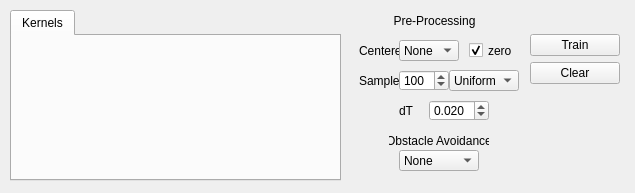
Qt form MLDemos/optsDynamic.ui (b4silio/MLDemos) before a commit.
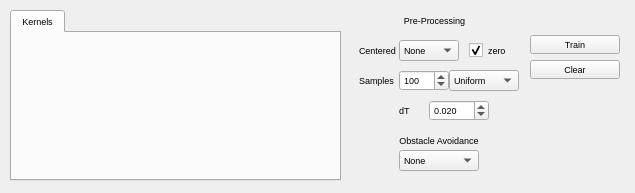
The same form after that commit.

Diff of the .ui file:
```diff
--- a/MLDemos/optsDynamic.ui
+++ b/MLDemos/optsDynamic.ui
@@ -33,7 +33,7 @@
    </property>
    <property name="font">
     <font>
-     <pointsize>9</pointsize>
+     <pointsize>7</pointsize>
     </font>
    </property>
    <property name="currentIndex">
@@ -70,7 +70,7 @@
     </property>
     <property name="font">
      <font>
-      <pointsize>9</pointsize>
+      <pointsize>7</pointsize>
      </font>
     </property>
     <property name="text">
@@ -91,7 +91,7 @@
     </property>
     <property name="font">
      <font>
-      <pointsize>9</pointsize>
+      <pointsize>7</pointsize>
      </font>
     </property>
     <property name="toolTip">
@@ -132,7 +132,7 @@
     </property>
     <property name="font">
      <font>
-      <pointsize>9</pointsize>
+      <pointsize>7</pointsize>
      </font>
     </property>
     <property name="text">
@@ -153,7 +153,7 @@
     </property>
     <property name="font">
      <font>
-      <pointsize>9</pointsize>
+      <pointsize>7</pointsize>
      </font>
     </property>
     <property name="toolTip">
@@ -190,7 +190,7 @@
     </property>
     <property name="font">
      <font>
-      <pointsize>9</pointsize>
+      <pointsize>7</pointsize>
      </font>
     </property>
     <property name="toolTip">
@@ -226,7 +226,7 @@
     </property>
     <property name="font">
      <font>
-      <pointsize>9</pointsize>
+      <pointsize>7</pointsize>
      </font>
     </property>
     <property name="text">
@@ -247,7 +247,7 @@
     </property>
     <property name="font">
      <font>
-      <pointsize>9</pointsize>
+      <pointsize>7</pointsize>
      </font>
     </property>
     <property name="text">
@@ -268,7 +268,7 @@
     </property>
     <property name="font">
      <font>
-      <pointsize>9</pointsize>
+      <pointsize>7</pointsize>
      </font>
     </property>
     <property name="text">
@@ -289,7 +289,7 @@
     </property>
     <property name="font">
      <font>
-      <pointsize>9</pointsize>
+      <pointsize>7</pointsize>
      </font>
     </property>
     <property name="toolTip">
@@ -329,7 +329,7 @@
     </property>
     <property name="font">
      <font>
-      <pointsize>9</pointsize>
+      <pointsize>7</pointsize>
      </font>
     </property>
     <property name="toolTip">
@@ -360,7 +360,7 @@
     </property>
     <property name="font">
      <font>
-      <pointsize>9</pointsize>
+      <pointsize>7</pointsize>
      </font>
     </property>
     <property name="text">
@@ -408,7 +408,7 @@
      <widget class="QPushButton" name="regressionButton">
       <property name="font">
        <font>
-        <pointsize>9</pointsize>
+        <pointsize>7</pointsize>
        </font>
       </property>
       <property name="toolTip">
@@ -423,7 +423,7 @@
      <widget class="QPushButton" name="clearButton">
       <property name="font">
        <font>
-        <pointsize>9</pointsize>
+        <pointsize>7</pointsize>
        </font>
       </property>
       <property name="toolTip">
```
